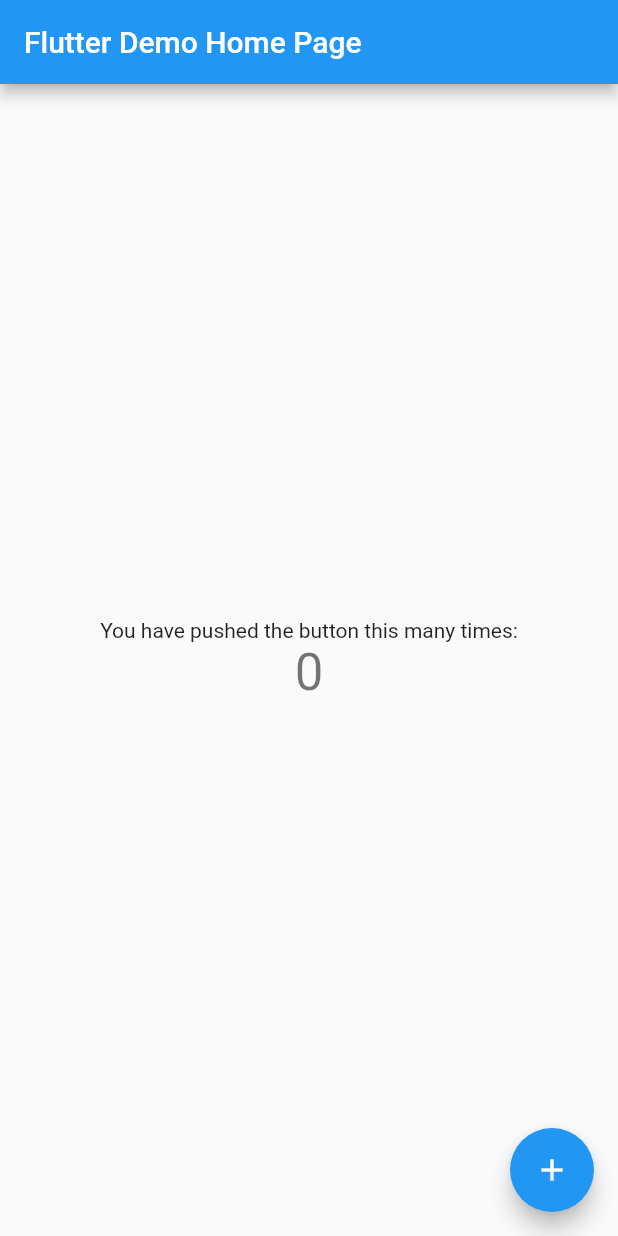
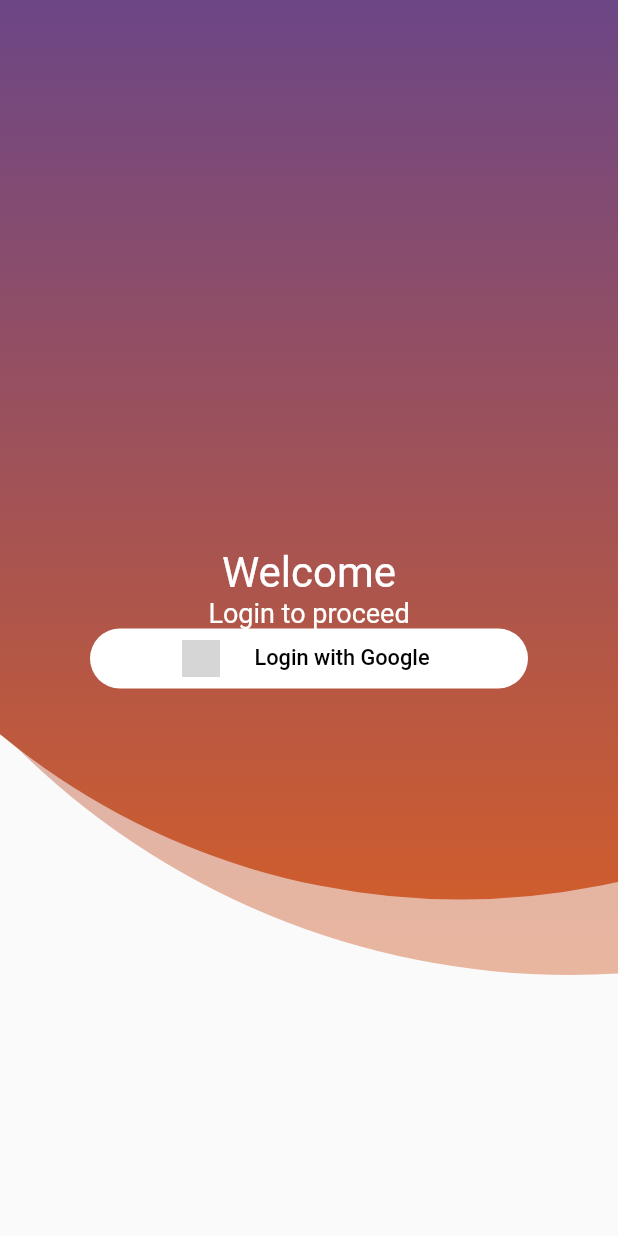
Before and after one commit to dhruvroytalukdar/rupi-frontend-development, a Flutter app: the screen it shows after launch, on a phone screen of 412 x 824 dp. Run offline on Flutter 3.47's test engine with Material 2 defaults, Android fonts, the phone set to English and light mode, and no system bars; grey boxes are pictures that could not be loaded.

Commit message:
Welcome almost done

```diff
--- /dev/null
+++ b/lib/components/welcome_screen/content_section.dart
@@ -0,0 +1,40 @@
+import 'package:flutter/cupertino.dart';
+import 'package:flutter/material.dart';
+import 'package:frontend/components/welcome_screen/social_button.dart';
+
+// Content Section is the outer wrapper of all the text widgets and buttons
+class ContentSection extends StatelessWidget {
+  const ContentSection({Key? key}) : super(key: key);
+
+  @override
+  Widget build(BuildContext context) {
+    return SizedBox(
+
+      // This will make the sizedBox extend upto 100% of screen width and height
+      height:double.infinity,
+      width:double.infinity,
+
+      child:Column(
+        mainAxisAlignment: MainAxisAlignment.center,
+        crossAxisAlignment: CrossAxisAlignment.center,
+        children: const [
+          Text(
+            "Welcome",
+            style: TextStyle(
+                fontSize: 28.0,
+                color: Colors.white,
+            ),
+          ),
+          Text(
+            "Login to proceed",
+            style: TextStyle(
+              fontSize: 18.0,
+              color: Colors.white,
+            ),
+          ),
+          SocialButton(text: "Login with Google", iconAddr: "assets/icons/google.jpg", primaryColor: Colors.white, textColor: Colors.black),
+        ],
+      ),
+    );
+  }
+}
--- /dev/null
+++ b/lib/components/welcome_screen/social_button.dart
@@ -0,0 +1,48 @@
+import 'package:flutter/material.dart';
+
+class SocialButton extends StatelessWidget {
+
+  final String text;
+  final String iconAddr;
+  final Color primaryColor;
+  final Color textColor;
+
+  const SocialButton({Key? key,required this.text,required this.iconAddr,required this.primaryColor,required this.textColor}) : super(key:key);
+
+  @override
+  Widget build(BuildContext context) {
+    return Container(
+      width:double.infinity,
+      height:40,
+      child:Padding(
+        padding: const EdgeInsets.symmetric(horizontal: 60.0),
+        child: ElevatedButton.icon(
+          label:Padding(
+            padding: const EdgeInsets.only(left:15.0),
+            child: Text(text,
+              style: TextStyle(
+                color: textColor,
+                fontSize: 14.5,
+              ),
+            ),
+          ),
+          style: ElevatedButton.styleFrom(
+            elevation: 0,
+            primary: primaryColor,
+            shape:RoundedRectangleBorder(
+              borderRadius: BorderRadius.circular(25.0),
+            ),
+          ),
+          icon: Image(
+            image: AssetImage(iconAddr),
+            width: 25,
+            height: 25,
+            fit: BoxFit.scaleDown,
+            alignment: Alignment.center,
+          ),
+          onPressed: () {  },
+        ),
+      ),
+    );
+  }
+}
--- a/lib/main.dart
+++ b/lib/main.dart
@@ -1,4 +1,5 @@
 import 'package:flutter/material.dart';
+import 'package:frontend/screens/welcome_screen.dart';
 
 void main() {
   runApp(const MyApp());
@@ -12,104 +13,12 @@ class MyApp extends StatelessWidget {
   Widget build(BuildContext context) {
     return MaterialApp(
       title: 'Flutter Demo',
+      debugShowCheckedModeBanner: false,
       theme: ThemeData(
-        // This is the theme of your application.
-        //
-        // Try running your application with "flutter run". You'll see the
-        // application has a blue toolbar. Then, without quitting the app, try
-        // changing the primarySwatch below to Colors.green and then invoke
-        // "hot reload" (press "r" in the console where you ran "flutter run",
-        // or simply save your changes to "hot reload" in a Flutter IDE).
-        // Notice that the counter didn't reset back to zero; the application
-        // is not restarted.
+        fontFamily: 'Roboto',
         primarySwatch: Colors.blue,
       ),
-      home: const MyHomePage(title: 'Flutter Demo Home Page'),
+      home: const WelcomeScreen(),
     );
   }
 }
-
-class MyHomePage extends StatefulWidget {
-  const MyHomePage({Key? key, required this.title}) : super(key: key);
-
-  // This widget is the home page of your application. It is stateful, meaning
-  // that it has a State object (defined below) that contains fields that affect
-  // how it looks.
-
-  // This class is the configuration for the state. It holds the values (in this
-  // case the title) provided by the parent (in this case the App widget) and
-  // used by the build method of the State. Fields in a Widget subclass are
-  // always marked "final".
-
-  final String title;
-
-  @override
-  State<MyHomePage> createState() => _MyHomePageState();
-}
-
-class _MyHomePageState extends State<MyHomePage> {
-  int _counter = 0;
-
-  void _incrementCounter() {
-    setState(() {
-      // This call to setState tells the Flutter framework that something has
-      // changed in this State, which causes it to rerun the build method below
-      // so that the display can reflect the updated values. If we changed
-      // _counter without calling setState(), then the build method would not be
-      // called again, and so nothing would appear to happen.
-      _counter++;
-    });
-  }
-
-  @override
-  Widget build(BuildContext context) {
-    // This method is rerun every time setState is called, for instance as done
-    // by the _incrementCounter method above.
-    //
-    // The Flutter framework has been optimized to make rerunning build methods
-    // fast, so that you can just rebuild anything that needs updating rather
-    // than having to individually change instances of widgets.
-    return Scaffold(
-      appBar: AppBar(
-        // Here we take the value from the MyHomePage object that was created by
-        // the App.build method, and use it to set our appbar title.
-        title: Text(widget.title),
-      ),
-      body: Center(
-        // Center is a layout widget. It takes a single child and positions it
-        // in the middle of the parent.
-        child: Column(
-          // Column is also a layout widget. It takes a list of children and
-          // arranges them vertically. By default, it sizes itself to fit its
-          // children horizontally, and tries to be as tall as its parent.
-          //
-          // Invoke "debug painting" (press "p" in the console, choose the
-          // "Toggle Debug Paint" action from the Flutter Inspector in Android
-          // Studio, or the "Toggle Debug Paint" command in Visual Studio Code)
-          // to see the wireframe for each widget.
-          //
-          // Column has various properties to control how it sizes itself and
-          // how it positions its children. Here we use mainAxisAlignment to
-          // center the children vertically; the main axis here is the vertical
-          // axis because Columns are vertical (the cross axis would be
-          // horizontal).
-          mainAxisAlignment: MainAxisAlignment.center,
-          children: <Widget>[
-            const Text(
-              'You have pushed the button this many times:',
-            ),
-            Text(
-              '$_counter',
-              style: Theme.of(context).textTheme.headline4,
-            ),
-          ],
-        ),
-      ),
-      floatingActionButton: FloatingActionButton(
-        onPressed: _incrementCounter,
-        tooltip: 'Increment',
-        child: const Icon(Icons.add),
-      ), // This trailing comma makes auto-formatting nicer for build methods.
-    );
-  }
-}
--- /dev/null
+++ b/lib/screens/welcome_screen.dart
@@ -0,0 +1,83 @@
+import 'package:flutter/material.dart';
+import 'package:flutter/services.dart';
+import 'package:frontend/components/welcome_screen/content_section.dart';
+
+class WelcomeScreen extends StatelessWidget {
+  const WelcomeScreen({Key? key}) : super(key: key);
+
+  @override
+  Widget build(BuildContext context) {
+    return AnnotatedRegion<SystemUiOverlayStyle>(
+      value: const SystemUiOverlayStyle(
+        statusBarColor: Color(0xff68458b),
+        systemNavigationBarColor: Colors.white,
+        systemNavigationBarIconBrightness: Brightness.dark,
+        // For Android.
+        // Use [light] for white status bar and [dark] for black status bar.
+        statusBarIconBrightness: Brightness.light,
+        // For iOS.
+        // Use [dark] for white status bar and [light] for black status bar.
+        statusBarBrightness: Brightness.dark,
+      ),
+
+      child: Scaffold(
+        body:SafeArea(
+          // The Column and Expanded widget are making the stack to expand the entire screen height
+          child:Column(
+            children: [
+              Expanded(
+                  flex:1,
+                  child: Stack(
+                    children: [
+
+                      //The outer circle
+                      Positioned(
+                        left:-190,
+                        top:-400,
+                        child: Container(
+                          width:1140.32,
+                          height:1050,
+                          decoration: const BoxDecoration(
+                            gradient: LinearGradient(
+                              begin: Alignment.topCenter,
+                              end:Alignment.bottomCenter,
+                              colors: [
+                                Color(0x702c37bf),
+                                Color(0x70d35e2a),
+                              ]),
+                            shape: BoxShape.circle,
+                          ),
+                        ),
+                      ),
+
+                      //The inner circle
+                      Positioned(
+                          left:-175,
+                          top:-390,
+                          child: Container(
+                            width:963.32,
+                            height:1016,
+                            decoration: const BoxDecoration(
+                              gradient: LinearGradient(
+                                  begin: Alignment.topCenter,
+                                  end:Alignment.bottomCenter,
+                                  colors: [
+                                    Color(0xff2c37bf),
+                                    Color(0xffd35e2a),
+                                  ]),
+                              shape: BoxShape.circle,
+                            ),
+                          ),
+                      ),
+
+                      const ContentSection(),
+                    ],
+                  ),
+                ),
+            ],
+          ),
+          ),
+        ),
+    );
+    }
+}
```
Also changed, not shown: pubspec.yaml (+13 -0 lines), assets/fonts/Roboto/Roboto-Black.ttf (added), assets/fonts/Roboto/Roboto-BlackItalic.ttf (added), assets/fonts/Roboto/Roboto-Bold.ttf (added), assets/fonts/Roboto/Roboto-BoldItalic.ttf (added), assets/fonts/Roboto/Roboto-Italic.ttf (added), assets/fonts/Roboto/Roboto-Light.ttf (added), assets/fonts/Roboto/Roboto-LightItalic.ttf (added), assets/fonts/Roboto/Roboto-Medium.ttf (added), assets/fonts/Roboto/Roboto-MediumItalic.ttf (added), assets/fonts/Roboto/Roboto-Regular.ttf (added), assets/fonts/Roboto/Roboto-Thin.ttf (added), assets/fonts/Roboto/Roboto-ThinItalic.ttf (added), 1 other file.
